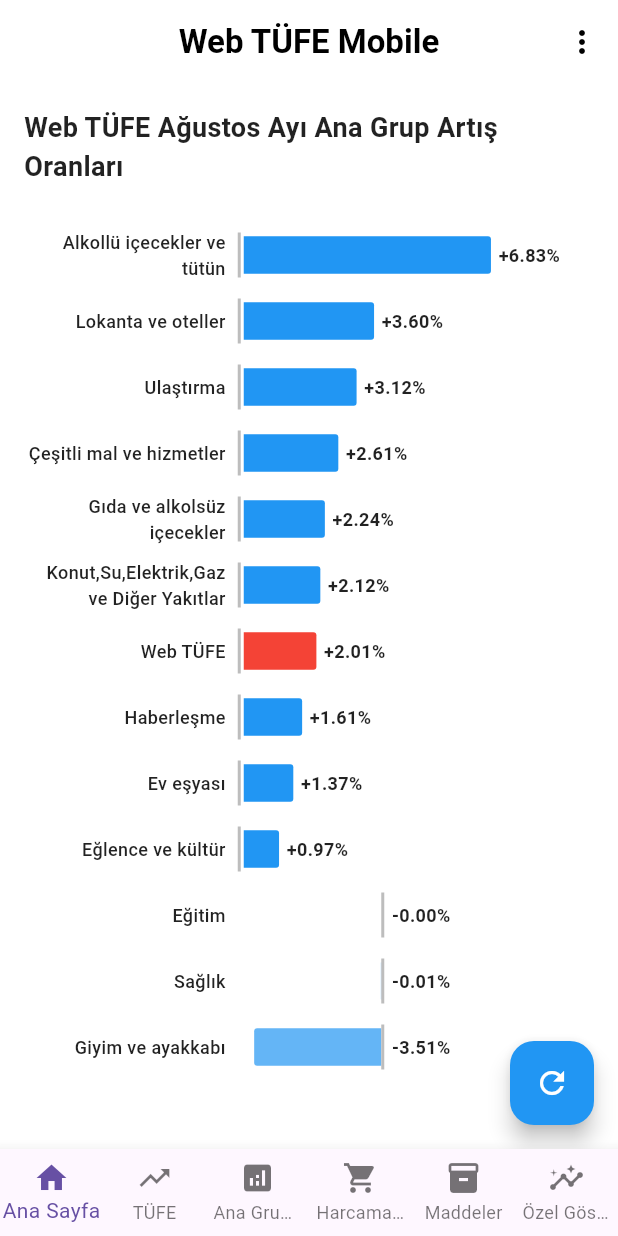
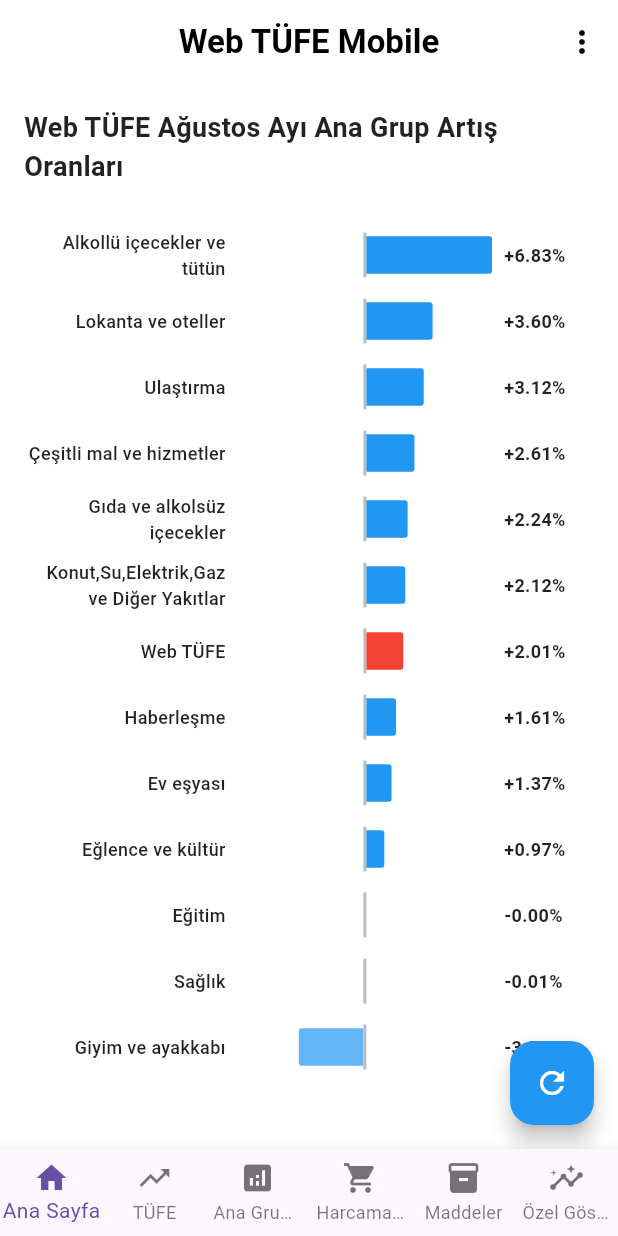
Before and after one commit to kaboya19/WebTufeMobile, a Flutter app: the screen it shows after launch, on a phone screen of 412 x 824 dp. Run offline on Flutter 3.47's test engine with Material 3 defaults, Android fonts, the light colour scheme and no system bars; our stand-ins replace csv, fl_chart.

Commit message:
Update tufe_chart.dart

```diff
--- a/lib/widgets/tufe_chart.dart
+++ b/lib/widgets/tufe_chart.dart
@@ -24,9 +24,8 @@ class TufeChart extends StatelessWidget {
     final maxAbsValue = data.map((e) => e.changeRate.abs())
         .reduce((a, b) => a > b ? a : b);
 
-    // Bar genişliği hesaplama (0.4 = %40 ekran genişliği)
-    final barWidthRatio = maxAbsValue > 0 ? (tufeData.changeRate.abs() / maxAbsValue) * 0.4 : 0.0;
-    final barWidthPx = MediaQuery.of(context).size.width * barWidthRatio;
+    // Bar genişliği flex oranı olarak hesapla
+    final barFlexRatio = maxAbsValue > 0 ? (tufeData.changeRate.abs() / maxAbsValue) : 0.0;
 
     // Pozitif/negatif durumuna göre renk
     Color barColor;
@@ -66,13 +65,16 @@ class TufeChart extends StatelessWidget {
               height: 30,
               child: Row(
                 children: [
-                  // Negatif değerler için sol tarafa bar
-                  if (tufeData.changeRate < 0) ...[
+                  // Sol taraf - negatif barlar için alan (flex: 2)
                   Expanded(
+                    flex: 2,
                     child: Container(
+                      height: 30,
                       alignment: Alignment.centerRight,
+                      child: tufeData.changeRate < 0
+                          ? FractionallySizedBox(
+                              widthFactor: barFlexRatio,
                               child: Container(
-                          width: barWidthPx,
                                 height: 25,
                                 decoration: BoxDecoration(
                                   color: barColor,
@@ -82,6 +84,8 @@ class TufeChart extends StatelessWidget {
                                   ),
                                 ),
                               ),
+                            )
+                          : Container(),
                     ),
                   ),
                   // Sıfır çizgisi (referans noktası)
@@ -90,29 +94,16 @@ class TufeChart extends StatelessWidget {
                     height: 30,
                     color: Colors.grey.shade400,
                   ),
-                    // Negatif değer için metin
-                    const SizedBox(width: 5),
-                    Text(
-                      tufeData.formattedChangeRate,
-                      style: const TextStyle(
-                        fontSize: 12,
-                        fontWeight: FontWeight.bold,
-                        color: Colors.black87,
-                      ),
-                    ),
-                    const Spacer(),
-                  ] else ...[
-                    // Pozitif değerler için sağ tarafa bar
-                    // Sıfır çizgisi (referans noktası)
-                    Container(
-                      width: 2,
+                  // Sağ taraf - pozitif barlar için alan (flex: 2)
+                  Expanded(
+                    flex: 2,
+                    child: Container(
                       height: 30,
-                      color: Colors.grey.shade400,
-                    ),
-                    const SizedBox(width: 2),
-                    // Pozitif bar
-                    Container(
-                      width: barWidthPx,
+                      alignment: Alignment.centerLeft,
+                      child: tufeData.changeRate > 0
+                          ? FractionallySizedBox(
+                              widthFactor: barFlexRatio,
+                              child: Container(
                                 height: 25,
                                 decoration: BoxDecoration(
                                   color: barColor,
@@ -122,18 +113,24 @@ class TufeChart extends StatelessWidget {
                                   ),
                                 ),
                               ),
-                    // Pozitif değer için metin
-                    const SizedBox(width: 5),
-                    Text(
+                            )
+                          : Container(),
+                    ),
+                  ),
+                  // Text alanı - tüm textler aynı konumda başlayacak
+                  const SizedBox(width: 8),
+                  SizedBox(
+                    width: 60,
+                    child: Text(
                       tufeData.formattedChangeRate,
                       style: const TextStyle(
                         fontSize: 12,
                         fontWeight: FontWeight.bold,
                         color: Colors.black87,
                       ),
+                      textAlign: TextAlign.left,
                     ),
-                    const Spacer(),
-                  ],
+                  ),
                 ],
               ),
             ),
```
Lines whose indentation alone changed are shown as unchanged.
